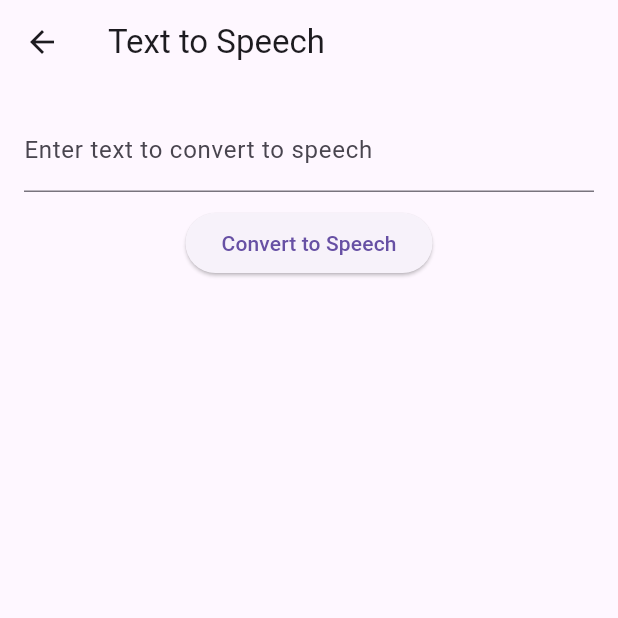
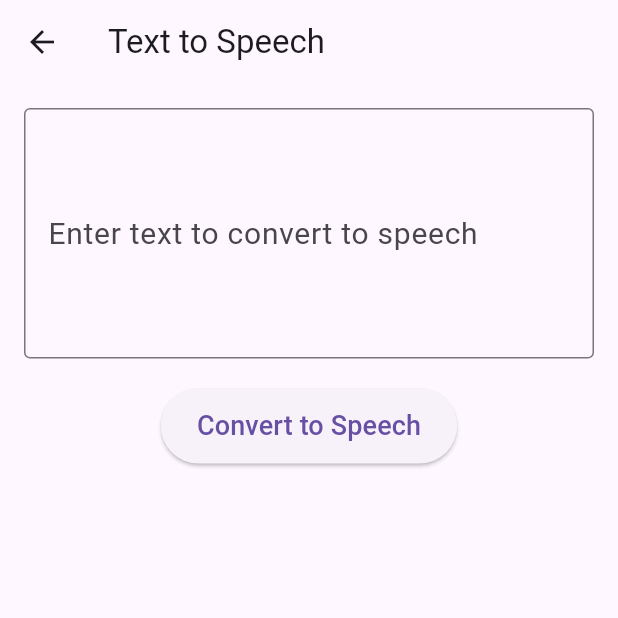
Before and after one commit to royalkuriyakosem/mini-project, a Flutter app: the TextToSpeechScreen screen opened by its route, on a phone screen of 412 x 824 dp, the top half of it. Run offline on Flutter 3.47's test engine with Material 3 defaults, Android fonts, the phone set to English and light mode, and no system bars; our stand-ins replace camera, flutter_tts, image_picker, palette_generator, shared_preferences, speech_to_text and 1 more; missing offline and left inert: translator; accounts and stored records are empty.

Commit message:
enlarged text to speech

```diff
--- a/lib/screens/text_to_speech_screen.dart
+++ b/lib/screens/text_to_speech_screen.dart
@@ -30,14 +30,25 @@ class _TextToSpeechScreenState extends State<TextToSpeechScreen> {
           children: [
             TextField(
               controller: _textController,
+              maxLines: 5, // Enlarge the text area
               decoration: const InputDecoration(
                 labelText: 'Enter text to convert to speech',
+                labelStyle: TextStyle(fontSize: 20), // Enlarge the label text
+                border: OutlineInputBorder(), // Add border to the text field
               ),
+              style: const TextStyle(fontSize: 18), // Enlarge the input text
             ),
-            const SizedBox(height: 10),
+            const SizedBox(height: 20),
             ElevatedButton(
               onPressed: _speakText,
-              child: const Text('Convert to Speech'),
+              child: const Text(
+                'Convert to Speech',
+                style: TextStyle(fontSize: 18), // Enlarge the button text
+              ),
+              style: ElevatedButton.styleFrom(
+                padding: const EdgeInsets.symmetric(
+                    horizontal: 24, vertical: 12), // Enlarge the button
+              ),
             ),
           ],
         ),
```
Also changed, not shown: 6 other files.
